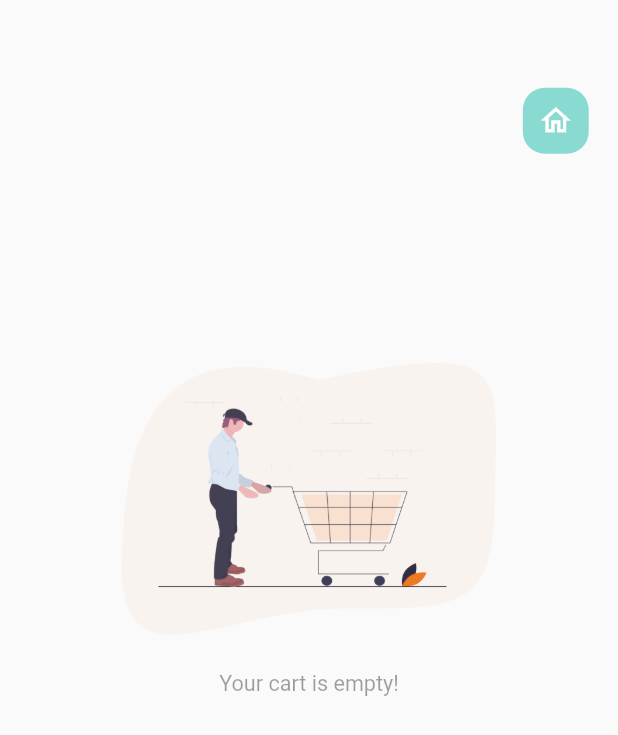
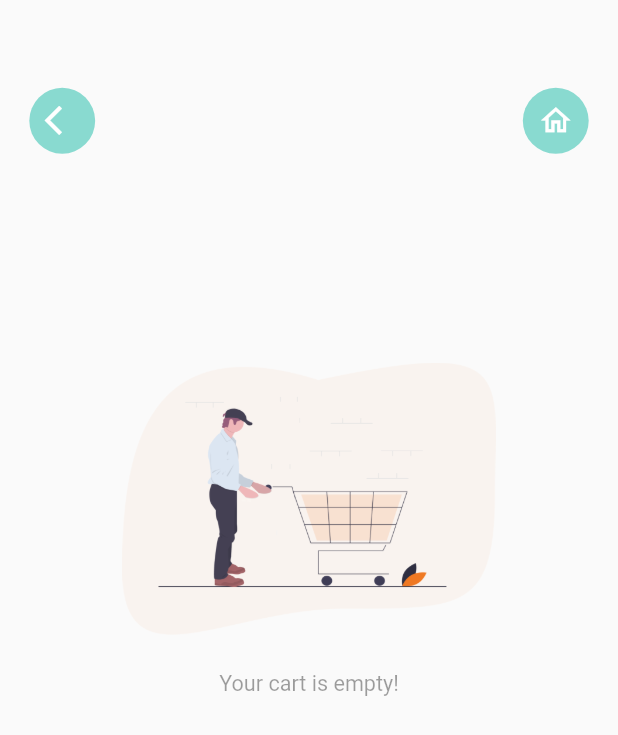
Before and after one commit to suryapradipta/marketify, a Flutter app: the CartPage screen opened by its route, on a phone screen of 412 x 824 dp. Shown: the top 735 px of the screen. Run offline on Flutter 3.47's test engine with Material 2 defaults, Android fonts, the phone set to English and light mode, and no system bars; our stand-ins replace dots_indicator, geocoding, geolocator, get, google_maps_flutter, persistent_bottom_nav_bar and 1 more; accounts and stored records are empty; network calls fail.

Commit message:
Update cart_page.dart

```diff
--- a/lib/pages/cart/cart_page.dart
+++ b/lib/pages/cart/cart_page.dart
@@ -39,6 +39,24 @@ class CartPage extends StatelessWidget {
                   //   backgroundColor: AppColors.mainColor,
                   //   size: Dimensions.iconSize24,
                   // ),
+                  GestureDetector(
+                    onTap: () {
+                      Get.back();
+                    },
+
+                    child: Container(
+                      width: Dimensions.height45,
+                      height: Dimensions.height45,
+                      child: Icon(
+                        Icons.arrow_back_ios,
+                        color: Colors.white,
+                        size: Dimensions.iconSize24,),
+                      decoration: BoxDecoration(
+                        borderRadius: BorderRadius.circular(Dimensions.radius30),
+                        color: AppColors.mainColor,
+                      ),
+                    ),
+                  ),
 
                   // supaya home icon lebih ke kanan
                   SizedBox(width: Dimensions.width20*5,),
@@ -47,7 +65,7 @@ class CartPage extends StatelessWidget {
                       Get.toNamed(RouteHelper.getInitial());
 
                     },
-                    child: Container( //\\ Header - search button on the top right
+                    child: Container(
                       width: Dimensions.height45,
                       height: Dimensions.height45,
                       child: Icon(
@@ -55,7 +73,7 @@ class CartPage extends StatelessWidget {
                         color: Colors.white,
                         size: Dimensions.iconSize24,),
                       decoration: BoxDecoration(
-                        borderRadius: BorderRadius.circular(Dimensions.radius15),
+                        borderRadius: BorderRadius.circular(Dimensions.radius30),
                         color: AppColors.mainColor,
                       ),
                     ),
```
